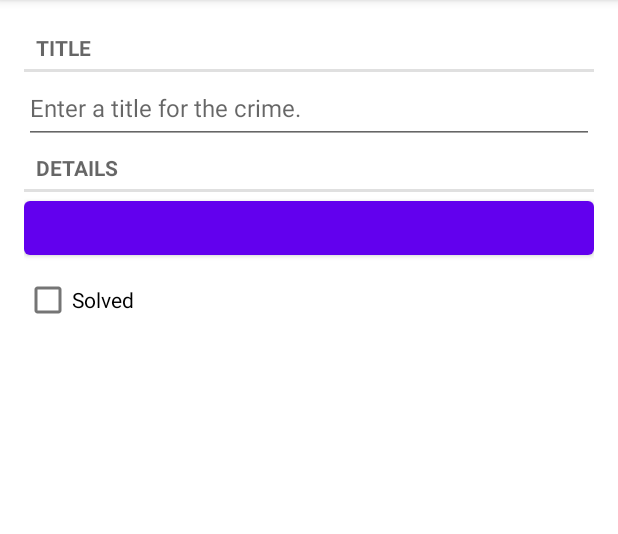
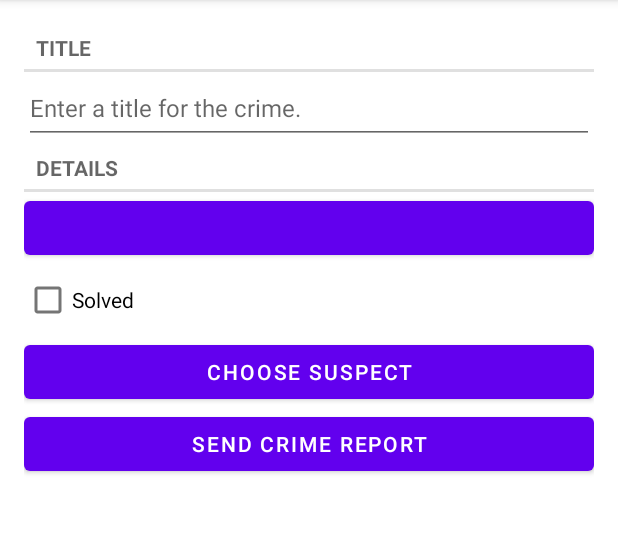
Before and after one commit to HuyMy/Android_TBNRG_4th, an Android app: the screen it shows after launch (MainActivity), after a tap on "New Crime", on a phone screen of 412 x 824 dp, the part 84-618 px from its top. Run offline under Robolectric (Android 15) with nearby library versions, the phone set to English and light mode, and no system bars; our stand-ins replace Room's generated code, data binding; 3 statements that could not run were skipped.

Commit message:
Implement "add suspect" function.

```diff
--- a/CriminalIntent/app/src/main/java/com/huylq/android/criminalintent/Crime.kt
+++ b/CriminalIntent/app/src/main/java/com/huylq/android/criminalintent/Crime.kt
@@ -11,7 +11,8 @@ data class Crime (
         @PrimaryKey val id: UUID = UUID.randomUUID(),
         var title: String = "",
         var date: Date = Date(),
-        var isSolved: Boolean = false
+        var isSolved: Boolean = false,
+        var suspect: String = ""
 ) {
 
     fun getFormattedDate(): String {
--- a/CriminalIntent/app/src/main/java/com/huylq/android/criminalintent/CrimeRepository.kt
+++ b/CriminalIntent/app/src/main/java/com/huylq/android/criminalintent/CrimeRepository.kt
@@ -4,6 +4,7 @@ import android.content.Context
 import androidx.lifecycle.LiveData
 import androidx.room.Room
 import com.huylq.android.criminalintent.database.CrimeDatabase
+import com.huylq.android.criminalintent.database.migration_1_2
 import java.util.*
 import java.util.concurrent.Executors
 
@@ -15,7 +16,8 @@ class CrimeRepository private constructor(context: Context) {
             context.applicationContext,
             CrimeDatabase::class.java,
             DATABASE_NAME
-    ).build()
+    ).addMigrations(migration_1_2)
+        .build()
 
     private val crimeDao = database.crimeDao()
     private val executor = Executors.newSingleThreadExecutor()
--- a/CriminalIntent/app/src/main/java/com/huylq/android/criminalintent/database/CrimeDatabase.kt
+++ b/CriminalIntent/app/src/main/java/com/huylq/android/criminalintent/database/CrimeDatabase.kt
@@ -3,11 +3,21 @@ package com.huylq.android.criminalintent.database
 import androidx.room.Database
 import androidx.room.RoomDatabase
 import androidx.room.TypeConverters
+import androidx.room.migration.Migration
+import androidx.sqlite.db.SupportSQLiteDatabase
 import com.huylq.android.criminalintent.Crime
 
-@Database(entities = [ Crime::class ], version = 1, exportSchema = false)
+@Database(entities = [ Crime::class ], version = 2, exportSchema = false)
 @TypeConverters(CrimeTypeConverters::class)
 abstract class CrimeDatabase : RoomDatabase() {
 
     abstract fun crimeDao(): CrimeDao
 }
+
+val migration_1_2 = object : Migration(1, 2) {
+    override fun migrate(database: SupportSQLiteDatabase) {
+        database.execSQL(
+            "ALTER TABLE Crime ADD COLUMN suspect TEXT NOT NULL DEFAULT ''"
+        )
+    }
+}
--- a/CriminalIntent/app/src/main/res/layout/fragment_crime.xml
+++ b/CriminalIntent/app/src/main/res/layout/fragment_crime.xml
@@ -71,5 +71,23 @@
             app:layout_constraintStart_toStartOf="parent"
             app:layout_constraintTop_toBottomOf="@id/crime_date" />
 
+        <Button
+            android:id="@+id/crime_suspect"
+            android:layout_width="0dp"
+            android:layout_height="wrap_content"
+            android:text="@string/crime_suspect_text"
+            app:layout_constraintEnd_toEndOf="parent"
+            app:layout_constraintStart_toStartOf="parent"
+            app:layout_constraintTop_toBottomOf="@+id/crime_solved" />
+
+        <Button
+            android:id="@+id/crime_report"
+            android:layout_width="0dp"
+            android:layout_height="wrap_content"
+            android:text="@string/crime_report_text"
+            app:layout_constraintEnd_toEndOf="parent"
+            app:layout_constraintStart_toStartOf="parent"
+            app:layout_constraintTop_toBottomOf="@+id/crime_suspect" />
+
     </androidx.constraintlayout.widget.ConstraintLayout>
 </layout>
--- a/CriminalIntent/app/src/main/res/values/strings.xml
+++ b/CriminalIntent/app/src/main/res/values/strings.xml
@@ -6,4 +6,6 @@
     <string name="crime_solved_label">Solved</string>
     <string name="new_crime">New Crime</string>
     <string name="no_crimes">There are no crimes</string>
+    <string name="crime_suspect_text">Choose Suspect</string>
+    <string name="crime_report_text">Send Crime Report</string>
 </resources>
```
